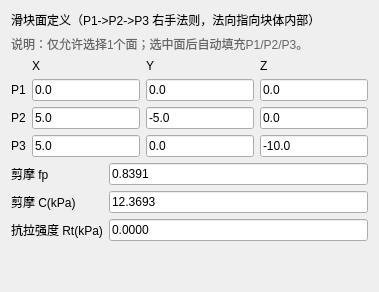
Qt form plugins/Base_Slover/CaveBlockPlanePage.ui (asd977/base_cae) before a commit.
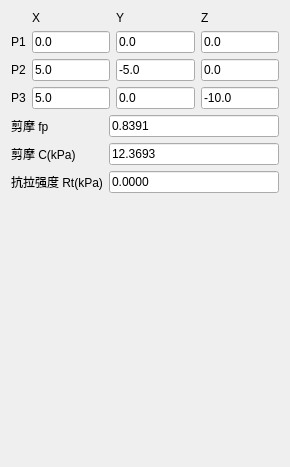
The same form after that commit.

```diff
--- a/plugins/Base_Slover/CaveBlockPlanePage.ui
+++ b/plugins/Base_Slover/CaveBlockPlanePage.ui
@@ -2,20 +2,15 @@
 <ui version="4.0">
  <class>CaveBlockPlanePage</class>
  <widget class="QWidget" name="CaveBlockPlanePage">
+  <property name="geometry">
+   <rect>
+    <x>0</x>
+    <y>0</y>
+    <width>290</width>
+    <height>467</height>
+   </rect>
+  </property>
   <layout class="QVBoxLayout" name="verticalLayout">
-   <item>
-   <widget class="QLabel" name="titleLabel">
-     <property name="text"><string>滑块面定义（P1-&gt;P2-&gt;P3 右手法则，法向指向块体内部）</string></property>
-    </widget>
-   </item>
-   <item>
-    <widget class="QLabel" name="pickHintLabel">
-     <property name="text"><string>说明：仅允许选择1个面；选中面后自动填充P1/P2/P3。</string></property>
-     <property name="styleSheet">
-      <string notr="true">color:#666666;</string>
-     </property>
-    </widget>
-   </item>
    <item>
     <layout class="QGridLayout" name="pointGridLayout">
      <item row="0" column="1"><widget class="QLabel" name="labelX"><property name="text"><string>X</string></property></widget></item>
```
Left out of the diff: 179 changed lines with no effect on the pictures.
